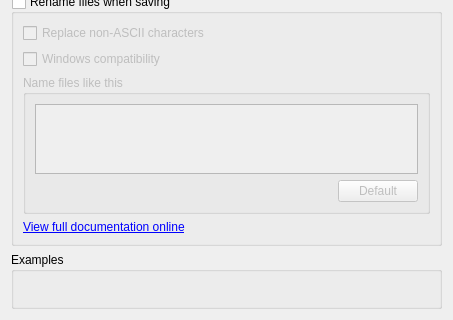
This is ui/options_renaming.ui in metabrainz/picard as Qt 5 draws it before an edit; both pictures show x 0 to 453 and y 186 to 506 of the 453 by 506 pixel window. The edited form follows.
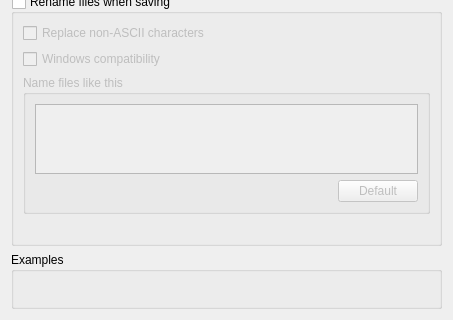
This is the edited form.

Commit message: Fix spelling error and add the link in the ranaming.py file instead of options_renaming.ui

Diff of the .ui file:
```diff
--- a/ui/options_renaming.ui
+++ b/ui/options_renaming.ui
@@ -225,9 +225,7 @@
       <item>
        <widget class="QLabel" name="ile_naming_format_documentation">
         <property name="text">
-         <string><![CDATA[
-            <a href="https://picard.musicbrainz.org/docs/scripting">View full documentation online</a>
-         ]]></string>
+          <string/>
         </property>
         <property name="openExternalLinks">
           <bool>true</bool>
```
Left out of the diff: 2 changed lines with no effect on the pictures. The commit also changes 2 other files.
